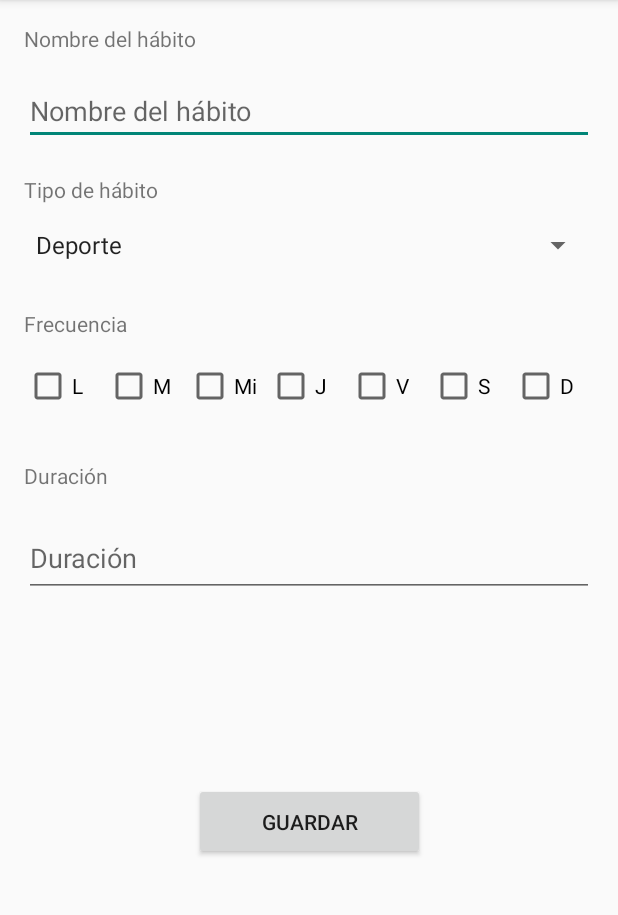
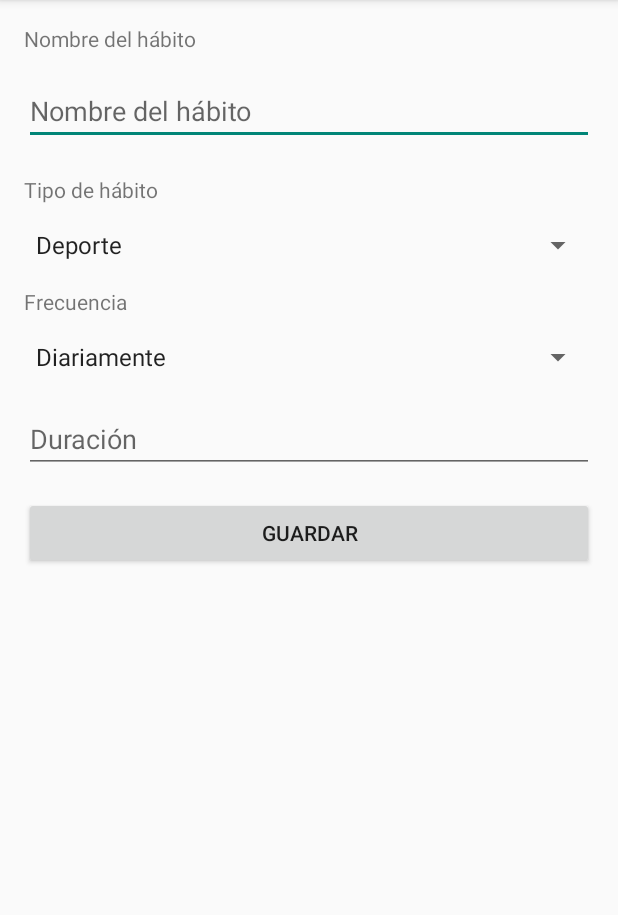
Before and after one commit to AlejandroVialardSantana/HabitHero, an Android app: the fragment AddHabitFragment shown on its own in the app's theme, after a tap on "GUARDAR", on a phone screen of 412 x 824 dp, the part 84-999 px from its top. Run offline under Robolectric (Android 15) with nearby library versions, the phone set to English and light mode, and no system bars; our stand-ins replace Firebase (no records; nobody signed in at launch, a user with empty details on screens opened directly); 2 statements that could not run were skipped.

Commit message:
FEAT: Cambios en la frecuencia y update de hábitos

```diff
--- a/app/build.gradle.kts
+++ b/app/build.gradle.kts
@@ -2,6 +2,7 @@ plugins {
     id("com.android.application")
     id("org.jetbrains.kotlin.android")
     id("com.google.gms.google-services")
+    id("androidx.navigation.safeargs.kotlin")
 }
 
 android {
--- a/app/src/main/java/com/avs/habithero/model/Habit.kt
+++ b/app/src/main/java/com/avs/habithero/model/Habit.kt
@@ -4,8 +4,12 @@ data class Habit(
     var habitId: String? = null,
     val title: String = "",
     val type: String = "",
-    val daysOfWeek: List<Boolean> = listOf(false, false, false, false, false, false, false),
-    val frequency: Int = 0,
+    val frequencyType: String = "Weekly",
+    val selectedDays: List<Boolean> = listOf(false, false, false, false, false, false, false),
+    val notificationTimes: List<String> = listOf(),
     val duration: Int = 0,
     val isCompleted: Boolean = false
-)
+) {
+    val frequency: Int
+        get() = selectedDays.count { it }
+}
--- a/app/src/main/java/com/avs/habithero/ui/fragments/AddHabitFragment.kt
+++ b/app/src/main/java/com/avs/habithero/ui/fragments/AddHabitFragment.kt
@@ -12,16 +12,19 @@ import com.avs.habithero.databinding.FragmentAddHabitBinding
 import com.avs.habithero.model.Habit
 import com.avs.habithero.repository.HabitRepository
 import com.avs.habithero.viewmodel.HomeViewModel
+import android.widget.AdapterView
 
 class AddHabitFragment: Fragment() {
 
     private var _binding: FragmentAddHabitBinding? = null
     private val binding get() = _binding!!
     private lateinit var viewModel: HomeViewModel
+    private var habitId: String? = null
 
     override fun onCreateView(inflater: LayoutInflater, container: ViewGroup?, savedInstanceState: Bundle?): View? {
         _binding = FragmentAddHabitBinding.inflate(inflater, container, false)
         viewModel = HomeViewModel(HabitRepository())
+        habitId = arguments?.getString("habitId")
         return binding.root
     }
 
@@ -29,9 +32,19 @@ class AddHabitFragment: Fragment() {
         super.onViewCreated(view, savedInstanceState)
 
         initializeTypesSpinner()
+        initializeFrequencySpinner()
+
+        habitId?.let { id ->
+            viewModel.getHabitById(id).observe(viewLifecycleOwner) { habit ->
+                habit?.let {
+                    loadHabitData(it)
+                }
+            }
+        }
 
         binding.buttonSaveHabit.setOnClickListener {
-            saveHabit()
+            val isUpdate = habitId != null
+            addOrUpdateHabit(isUpdate)
         }
     }
 
@@ -43,26 +56,97 @@ class AddHabitFragment: Fragment() {
     }
 
     private fun getSelectedDays(): List<Boolean> {
-        val days = mutableListOf<Boolean>()
-        days.add(binding.checkboxMonday.isChecked)
-        days.add(binding.checkboxTuesday.isChecked)
-        days.add(binding.checkboxWednesday.isChecked)
-        days.add(binding.checkboxThursday.isChecked)
-        days.add(binding.checkboxFriday.isChecked)
-        days.add(binding.checkboxSaturday.isChecked)
-        days.add(binding.checkboxSunday.isChecked)
-        return days
+        val allDays = mutableListOf<Boolean>()
+        val isDaily = binding.spinnerFrequencyType.selectedItem.toString() == "Diariamente"
+        allDays.add(isDaily || binding.checkboxMonday.isChecked)
+        allDays.add(isDaily || binding.checkboxTuesday.isChecked)
+        allDays.add(isDaily || binding.checkboxWednesday.isChecked)
+        allDays.add(isDaily || binding.checkboxThursday.isChecked)
+        allDays.add(isDaily || binding.checkboxFriday.isChecked)
+        allDays.add(isDaily || binding.checkboxSaturday.isChecked)
+        allDays.add(isDaily || binding.checkboxSunday.isChecked)
+        return allDays
     }
 
-    private fun saveHabit() {
+    private fun initializeFrequencySpinner() {
+        val frequencies = resources.getStringArray(com.avs.habithero.R.array.habit_frequency)
+        val adapter = ArrayAdapter(requireContext(), R.layout.simple_spinner_item, frequencies)
+        adapter.setDropDownViewResource(R.layout.simple_spinner_dropdown_item)
+        binding.spinnerFrequencyType.adapter = adapter
+
+        binding.spinnerFrequencyType.onItemSelectedListener = object : AdapterView.OnItemSelectedListener {
+            override fun onItemSelected(parent: AdapterView<*>, view: View, position: Int, id: Long) {
+                val isVisible = frequencies[position] != frequencies[0]
+                binding.checkboxContainer.visibility = if (isVisible) View.VISIBLE else View.GONE
+
+                if (!isVisible) {
+                    resetCheckboxes()
+                }
+            }
+
+            override fun onNothingSelected(parent: AdapterView<*>) {
+                binding.checkboxContainer.visibility = View.GONE
+            }
+        }
+    }
+
+    private fun addOrUpdateHabit(isUpdate: Boolean) {
         val title = binding.editTextHabitTitle.text.toString()
         val type = binding.spinnerHabitType.selectedItem.toString()
+        val frequencyType = binding.spinnerFrequencyType.selectedItem.toString()
         val selectedDays = getSelectedDays()
-        val frequency = selectedDays.filter { it }.size
         val duration = binding.editTextDurationLabel.text.toString().toInt()
-        val habit = Habit(null, title, type, selectedDays, frequency, duration, false)
-        viewModel.addHabit(habit)
+        val notificationTimes = listOf<String>()
+
+        val habit = Habit(
+            habitId = if (isUpdate) habitId else null,
+            title = title,
+            type = type,
+            frequencyType = frequencyType,
+            selectedDays = selectedDays,
+            notificationTimes = notificationTimes,
+            duration = duration,
+            isCompleted = false
+        )
+
+        if (isUpdate) {
+            viewModel.updateHabit(habit)
+        } else {
+            viewModel.addHabit(habit)
+        }
+
         findNavController().popBackStack()
+    }
+
+    private fun loadHabitData(habit: Habit) {
+        binding.editTextHabitTitle.setText(habit.title)
+        val typeIndex = resources.getStringArray(com.avs.habithero.R.array.habit_types).indexOf(habit.type)
+        binding.spinnerHabitType.setSelection(typeIndex)
+        val frequencyIndex = resources.getStringArray(com.avs.habithero.R.array.habit_frequency).indexOf(habit.frequencyType)
+        binding.spinnerFrequencyType.setSelection(frequencyIndex)
+        binding.editTextDurationLabel.setText(habit.duration.toString())
+        if (habit.frequencyType != "Diariamente") {
+            binding.checkboxMonday.isChecked = habit.selectedDays[0]
+            binding.checkboxTuesday.isChecked = habit.selectedDays[1]
+            binding.checkboxWednesday.isChecked = habit.selectedDays[2]
+            binding.checkboxThursday.isChecked = habit.selectedDays[3]
+            binding.checkboxFriday.isChecked = habit.selectedDays[4]
+            binding.checkboxSaturday.isChecked = habit.selectedDays[5]
+            binding.checkboxSunday.isChecked = habit.selectedDays[6]
+        }
+        else {
+            resetCheckboxes()
+        }
+    }
+
+    private fun resetCheckboxes() {
+        binding.checkboxMonday.isChecked = false
+        binding.checkboxTuesday.isChecked = false
+        binding.checkboxWednesday.isChecked = false
+        binding.checkboxThursday.isChecked = false
+        binding.checkboxFriday.isChecked = false
+        binding.checkboxSaturday.isChecked = false
+        binding.checkboxSunday.isChecked = false
     }
 
     override fun onDestroyView() {
--- a/app/src/main/java/com/avs/habithero/ui/fragments/HomeFragment.kt
+++ b/app/src/main/java/com/avs/habithero/ui/fragments/HomeFragment.kt
@@ -33,7 +33,8 @@ class HomeFragment: Fragment() {
         observeHabits()
 
         binding.addHabit.setOnClickListener {
-            findNavController().navigate(R.id.action_homeFragment_to_addHabitFragment)
+            val action = HomeFragmentDirections.actionHomeFragmentToAddHabitFragment(null)
+            findNavController().navigate(action)
         }
     }
 
@@ -53,7 +54,8 @@ class HomeFragment: Fragment() {
         habitAdapter = HabitAdapter(
             mutableListOf(),
             onEditClicked = {
-                Log.d("HomeFragment", "Edit clicked")
+                val action = HomeFragmentDirections.actionHomeFragmentToAddHabitFragment(it.habitId)
+                findNavController().navigate(action)
             },
             onDeleteClicked = { habit, position ->
                 viewModel.deleteHabit(habit.habitId?:"")
--- a/app/src/main/res/layout/fragment_add_habit.xml
+++ b/app/src/main/res/layout/fragment_add_habit.xml
@@ -11,13 +11,8 @@
         android:layout_width="wrap_content"
         android:layout_height="wrap_content"
         android:text="@string/habit_name"
-        app:layout_constraintBottom_toBottomOf="parent"
-        app:layout_constraintEnd_toEndOf="parent"
-        app:layout_constraintHorizontal_bias="0.0"
-        app:layout_constraintStart_toStartOf="parent"
         app:layout_constraintTop_toTopOf="parent"
-        app:layout_constraintVertical_bias="0.0" />
-
+        app:layout_constraintStart_toStartOf="parent" />
 
     <EditText
         android:id="@+id/editTextHabitTitle"
@@ -26,12 +21,9 @@
         android:layout_marginTop="16dp"
         android:hint="@string/habit_name"
         android:inputType="textCapWords"
-        app:layout_constraintBottom_toBottomOf="parent"
-        app:layout_constraintEnd_toEndOf="parent"
-        app:layout_constraintHorizontal_bias="0.0"
+        app:layout_constraintTop_toBottomOf="@id/textViewHabitTitle"
         app:layout_constraintStart_toStartOf="parent"
-        app:layout_constraintTop_toBottomOf="@+id/textViewHabitTitle"
-        app:layout_constraintVertical_bias="0.0" />
+        app:layout_constraintEnd_toEndOf="parent" />
 
     <TextView
         android:id="@+id/textViewHabitType"
@@ -39,24 +31,17 @@
         android:layout_height="wrap_content"
         android:layout_marginTop="20dp"
         android:text="@string/habit_type"
-        app:layout_constraintBottom_toBottomOf="parent"
-        app:layout_constraintEnd_toEndOf="parent"
-        app:layout_constraintHorizontal_bias="0.0"
-        app:layout_constraintStart_toStartOf="parent"
-        app:layout_constraintTop_toBottomOf="@+id/editTextHabitTitle"
-        app:layout_constraintVertical_bias="0.0" />
+        app:layout_constraintTop_toBottomOf="@id/editTextHabitTitle"
+        app:layout_constraintStart_toStartOf="parent" />
 
     <Spinner
         android:id="@+id/spinnerHabitType"
         android:layout_width="0dp"
         android:layout_height="wrap_content"
         android:layout_marginTop="15dp"
-        app:layout_constraintBottom_toBottomOf="parent"
-        app:layout_constraintEnd_toEndOf="parent"
-        app:layout_constraintHorizontal_bias="0.0"
+        app:layout_constraintTop_toBottomOf="@id/textViewHabitType"
         app:layout_constraintStart_toStartOf="parent"
-        app:layout_constraintTop_toBottomOf="@+id/textViewHabitType"
-        app:layout_constraintVertical_bias="0.0" />
+        app:layout_constraintEnd_toEndOf="parent" />
 
     <TextView
         android:id="@+id/textViewFrequencyLabel"
@@ -64,12 +49,17 @@
         android:layout_height="wrap_content"
         android:layout_marginTop="16dp"
         android:text="@string/label_frequency"
-        app:layout_constraintBottom_toBottomOf="parent"
-        app:layout_constraintEnd_toEndOf="parent"
-        app:layout_constraintHorizontal_bias="0.0"
+        app:layout_constraintTop_toBottomOf="@id/spinnerHabitType"
+        app:layout_constraintStart_toStartOf="parent" />
+
+    <Spinner
+        android:id="@+id/spinnerFrequencyType"
+        android:layout_width="0dp"
+        android:layout_height="wrap_content"
+        android:layout_marginTop="15dp"
+        app:layout_constraintTop_toBottomOf="@id/textViewFrequencyLabel"
         app:layout_constraintStart_toStartOf="parent"
-        app:layout_constraintTop_toBottomOf="@id/spinnerHabitType"
-        app:layout_constraintVertical_bias="0.027" />
+        app:layout_constraintEnd_toEndOf="parent" />
 
     <LinearLayout
         android:id="@+id/checkboxContainer"
@@ -77,53 +67,47 @@
         android:layout_height="wrap_content"
         android:layout_marginTop="16dp"
         android:orientation="horizontal"
+        android:visibility="gone"
         android:weightSum="7"
+        app:layout_constraintTop_toBottomOf="@id/spinnerFrequencyType"
         app:layout_constraintStart_toStartOf="parent"
-        app:layout_constraintEnd_toEndOf="parent"
-        app:layout_constraintTop_toBottomOf="@id/textViewFrequencyLabel">
-
+        app:layout_constraintEnd_toEndOf="parent">
         <CheckBox
             android:id="@+id/checkboxMonday"
             android:layout_width="0dp"
             android:layout_height="wrap_content"
             android:layout_weight="1"
             android:text="@string/monday" />
-
         <CheckBox
             android:id="@+id/checkboxTuesday"
             android:layout_width="0dp"
             android:layout_height="wrap_content"
             android:text="@string/tuesday"
             android:layout_weight="1"/>
-
         <CheckBox
             android:id="@+id/checkboxWednesday"
             android:layout_width="0dp"
             android:layout_height="wrap_content"
             android:text="@string/wednesday"
             android:layout_weight="1"/>
-
         <CheckBox
             android:id="@+id/checkboxThursday"
             android:layout_width="0dp"
             android:layout_height="wrap_content"
             android:text="@string/thursday"
             android:layout_weight="1"/>
-
         <CheckBox
             android:id="@+id/checkboxFriday"
             android:layout_width="0dp"
             android:layout_height="wrap_content"
             android:text="@string/friday"
             android:layout_weight="1"/>
-
         <CheckBox
             android:id="@+id/checkboxSaturday"
             android:layout_width="0dp"
             android:layout_height="wrap_content"
             android:text="@string/saturday"
             android:layout_weight="1"/>
-
         <CheckBox
             android:id="@+id/checkboxSunday"
             android:layout_width="0dp"
@@ -135,37 +119,21 @@
     <EditText
         android:id="@+id/editTextDurationLabel"
         android:layout_width="0dp"
-        android:layout_height="51dp"
+        android:layout_height="wrap_content"
         android:layout_marginTop="20dp"
         android:hint="@string/duration"
         android:inputType="number"
-        app:layout_constraintEnd_toEndOf="parent"
-        app:layout_constraintHorizontal_bias="0.0"
+        app:layout_constraintTop_toBottomOf="@id/checkboxContainer"
         app:layout_constraintStart_toStartOf="parent"
-        app:layout_constraintTop_toBottomOf="@id/textViewDurationLabel" />
-
-    <TextView
-        android:id="@+id/textViewDurationLabel"
-        android:layout_width="wrap_content"
-        android:layout_height="wrap_content"
-        android:layout_marginTop="16dp"
-        android:text="@string/duration"
-        android:inputType="number"
-        app:layout_constraintBottom_toBottomOf="parent"
-        app:layout_constraintStart_toStartOf="parent"
-        app:layout_constraintTop_toBottomOf="@id/checkboxContainer"
-        app:layout_constraintVertical_bias="0.041" />
+        app:layout_constraintEnd_toEndOf="parent" />
 
     <Button
         android:id="@+id/buttonSaveHabit"
-        android:layout_width="154dp"
-        android:layout_height="51dp"
+        android:layout_width="0dp"
+        android:layout_height="wrap_content"
         android:layout_marginTop="16dp"
         android:text="@string/save"
-        app:layout_constraintBottom_toBottomOf="parent"
-        app:layout_constraintEnd_toEndOf="parent"
+        app:layout_constraintTop_toBottomOf="@id/editTextDurationLabel"
         app:layout_constraintStart_toStartOf="parent"
-        app:layout_constraintTop_toBottomOf="@id/textViewDurationLabel" />
-
-
+        app:layout_constraintEnd_toEndOf="parent" />
 </androidx.constraintlayout.widget.ConstraintLayout>
--- a/app/src/main/res/values/arrays.xml
+++ b/app/src/main/res/values/arrays.xml
@@ -15,4 +15,11 @@
         <item>Lectura</item>
         <item>Otro</item>
     </string-array>
+
+    <string-array name="habit_frequency">
+        <item>Diariamente</item>
+        <item>Semanalmente</item>
+        <item>Mensualmente</item>
+        <item>Personalizado</item>
+    </string-array>
 </resources>
--- a/app/src/main/res/values/strings.xml
+++ b/app/src/main/res/values/strings.xml
@@ -45,7 +45,7 @@
     <!-- Habit Days -->
     <string name="monday">L</string>
     <string name="tuesday">M</string>
-    <string name="wednesday">Mi</string>
+    <string name="wednesday">X</string>
     <string name="thursday">J</string>
     <string name="friday">V</string>
     <string name="saturday">S</string>
```
Also changed, not shown: app/src/main/java/com/avs/habithero/repository/HabitRepository.kt (+28 -0 lines), app/src/main/java/com/avs/habithero/viewmodel/HomeViewModel.kt (+9 -0 lines), app/src/main/res/navigation/nav_graph.xml (+9 -2 lines), 3 other files.
